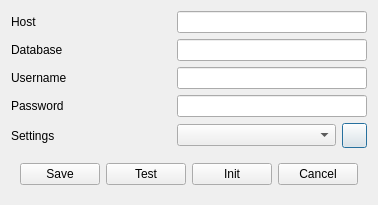
The window that Cafe5/c5connection.ui (End1-1/Cafe5) describes before a commit, drawn with Qt 5.
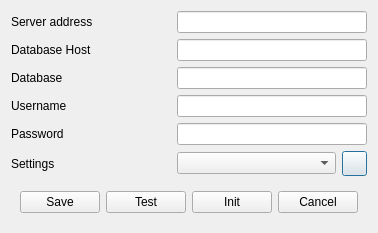
The same window after the commit. Icons and pictures are not drawn.

The edit to the form file:
```diff
--- a/Cafe5/c5connection.ui
+++ b/Cafe5/c5connection.ui
@@ -7,52 +7,52 @@
     <x>0</x>
     <y>0</y>
     <width>366</width>
-    <height>194</height>
+    <height>220</height>
    </rect>
   </property>
   <property name="windowTitle">
    <string>Connection settings</string>
   </property>
   <layout class="QGridLayout" name="gridLayout">
-   <item row="3" column="0">
+   <item row="4" column="0">
     <widget class="QLabel" name="label_4">
      <property name="text">
       <string>Password</string>
      </property>
     </widget>
    </item>
-   <item row="2" column="0">
+   <item row="3" column="0">
     <widget class="QLabel" name="label_3">
      <property name="text">
       <string>Username</string>
      </property>
     </widget>
    </item>
-   <item row="1" column="0">
-    <widget class="QLabel" name="label_2">
-     <property name="text">
-      <string>Database</string>
-     </property>
-    </widget>
-   </item>
-   <item row="4" column="0">
+   <item row="5" column="0">
     <widget class="QLabel" name="label_5">
      <property name="text">
       <string>Settings</string>
      </property>
     </widget>
    </item>
-   <item row="4" column="1">
+   <item row="2" column="0">
+    <widget class="QLabel" name="label_2">
+     <property name="text">
+      <string>Database</string>
+     </property>
+    </widget>
+   </item>
+   <item row="5" column="1">
     <widget class="QComboBox" name="cbSettings"/>
    </item>
-   <item row="0" column="0">
+   <item row="1" column="0">
     <widget class="QLabel" name="label">
      <property name="text">
-      <string>Host</string>
+      <string>Database Host</string>
      </property>
     </widget>
    </item>
-   <item row="4" column="2">
+   <item row="5" column="2">
     <widget class="QPushButton" name="btnRefreshSettings">
      <property name="minimumSize">
       <size>
@@ -79,18 +79,18 @@
     </widget>
    </item>
    <item row="3" column="1" colspan="2">
+    <widget class="QLineEdit" name="leUsername"/>
+   </item>
+   <item row="4" column="1" colspan="2">
     <widget class="QLineEdit" name="lePassword"/>
    </item>
    <item row="2" column="1" colspan="2">
-    <widget class="QLineEdit" name="leUsername"/>
-   </item>
-   <item row="1" column="1" colspan="2">
     <widget class="QLineEdit" name="leDatabase"/>
    </item>
-   <item row="0" column="1" colspan="2">
+   <item row="1" column="1" colspan="2">
     <widget class="QLineEdit" name="leHost"/>
    </item>
-   <item row="5" column="0" colspan="3">
+   <item row="6" column="0" colspan="3">
     <widget class="QWidget" name="widget" native="true">
      <layout class="QHBoxLayout" name="horizontalLayout">
       <item>
@@ -150,6 +150,16 @@
      </layout>
     </widget>
    </item>
+   <item row="0" column="0">
+    <widget class="QLabel" name="label_6">
+     <property name="text">
+      <string>Server address</string>
+     </property>
+    </widget>
+   </item>
+   <item row="0" column="1" colspan="2">
+    <widget class="QLineEdit" name="leServer"/>
+   </item>
   </layout>
  </widget>
  <tabstops>
```
